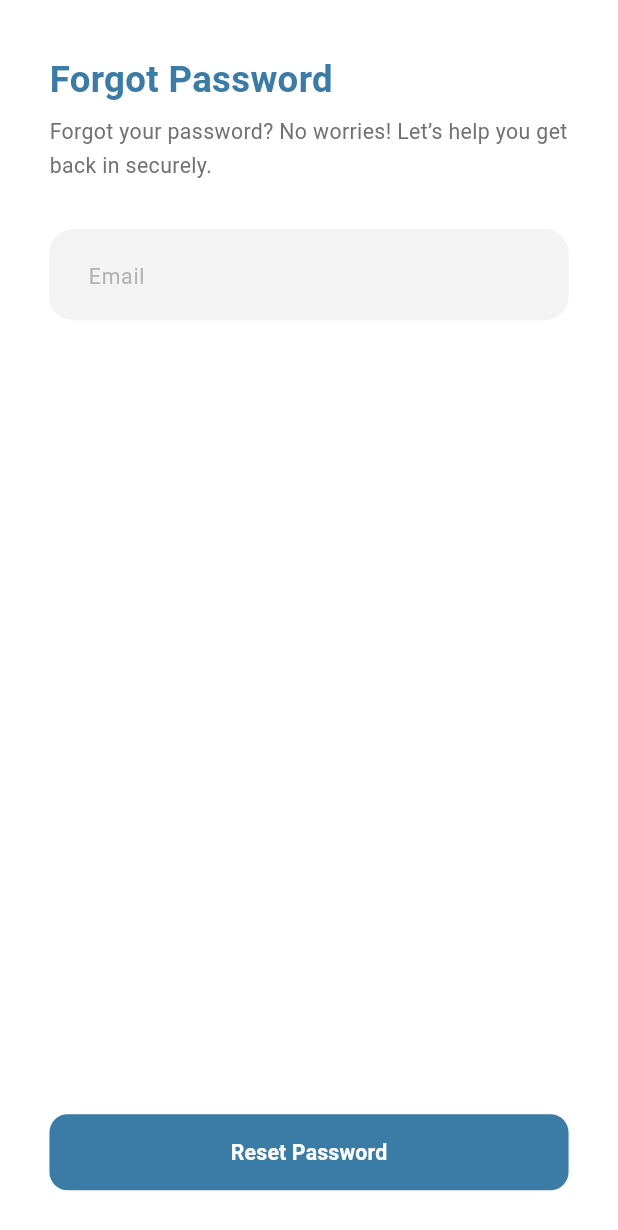
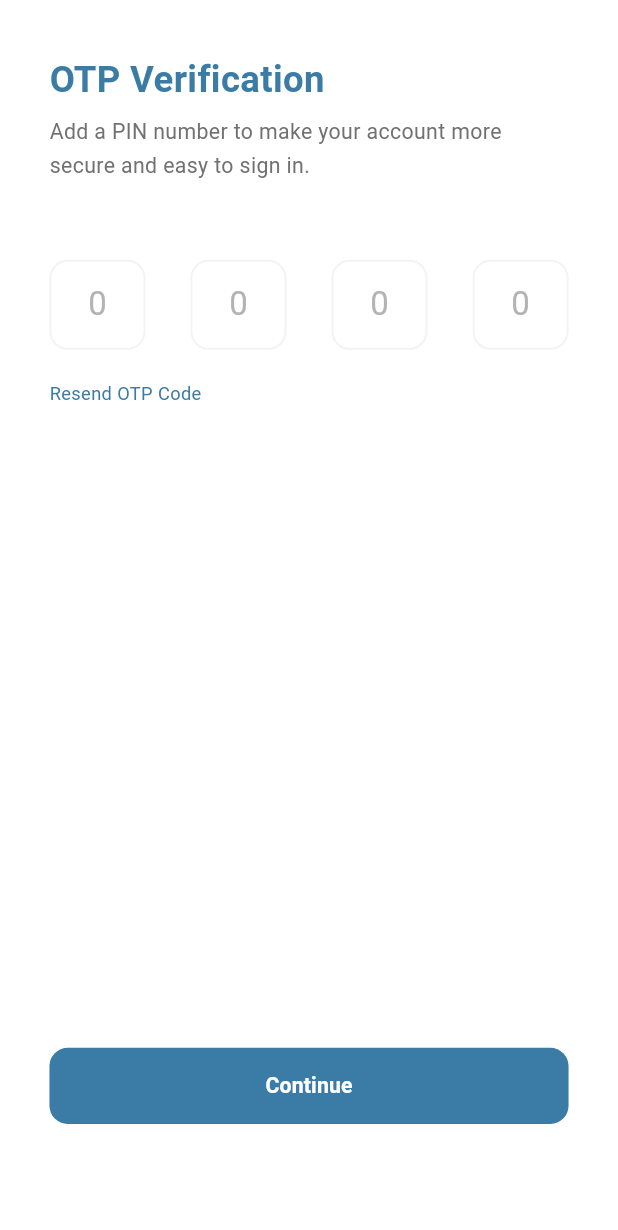
Before and after one commit to marcelino-tharwat/sanda, a Flutter app: the ForgetPasswordScreen screen opened by its route, after a tap on "Reset Password", on a phone screen of 412 x 824 dp. Shown: the top 1230 px of the screen. Run offline on Flutter 3.47's test engine with Material 3 defaults, Android fonts, the phone set to English and light mode, and no system bars; our stand-ins replace flutter_screenutil, go_router.

Commit message:
create OTP screen - otp form filed

```diff
--- a/lib/core/routing/app_router.dart
+++ b/lib/core/routing/app_router.dart
@@ -1,8 +1,9 @@
 import 'package:flutter/material.dart';
 import 'package:go_router/go_router.dart';
 import 'package:sanda/core/routing/routes.dart';
-import 'package:sanda/features/auth/forget_password.dart/ui/forget_password_screen.dart';
+import 'package:sanda/features/auth/forget_password/ui/forget_password_screen.dart';
 import 'package:sanda/features/auth/login/ui/login_screen.dart';
+import 'package:sanda/features/auth/otp/ui/otp_screen.dart';
 import 'package:sanda/features/on_bording/ui/on_bording_screen.dart';
 import 'package:sanda/features/auth/sign_up/ui/sign_up_screen.dart';
 import 'package:sanda/features/who_are_you/ui/who_are_you_screen.dart';
@@ -39,6 +40,12 @@ final GoRouter router = GoRouter(
             return const ForgetPasswordScreen();
           },
         ),
+                GoRoute(
+          path: Routes.otpScreen,
+          builder: (BuildContext context, GoRouterState state) {
+            return const OtpScreen();
+          },
+        ),
       ],
     ),
   ],
--- a/lib/core/routing/routes.dart
+++ b/lib/core/routing/routes.dart
@@ -1,7 +1,9 @@
+
 class Routes {
   static const loginScreen = '/loginScreen';
   static const signUpScreen = '/signUpScreen';
   static const forgetPasswordScreen = '/forgetPasswordScreen';
+  static const otpScreen = '/otpScreen';
 
   static const whoAreYouScreen = '/whoAreYou';
 }
--- a/lib/features/auth/forget_password.dart/ui/forget_password_screen.dart
+++ b/lib/features/auth/forget_password/ui/forget_password_screen.dart
@@ -1,5 +1,7 @@
 import 'package:flutter/material.dart';
+import 'package:go_router/go_router.dart';
 import 'package:sanda/core/helper/spacer.dart';
+import 'package:sanda/core/routing/routes.dart';
 import 'package:sanda/core/theming/styles.dart';
 import 'package:flutter_screenutil/flutter_screenutil.dart';
 import 'package:sanda/core/widgets/app_form_text_filed.dart';
@@ -30,7 +32,9 @@ class ForgetPasswordScreen extends StatelessWidget {
             const Spacer(),
             AppTextButton(
               bottonText: 'Reset Password',
-              onPressed: () {},
+              onPressed: () {
+                GoRouter.of(context).push(Routes.otpScreen);
+              },
             )
           ],
         ),
--- /dev/null
+++ b/lib/features/auth/otp/ui/otp_screen.dart
@@ -0,0 +1,57 @@
+import 'package:flutter/material.dart';
+import 'package:flutter_screenutil/flutter_screenutil.dart';
+import 'package:sanda/core/helper/spacer.dart';
+import 'package:sanda/core/theming/styles.dart';
+import 'package:sanda/core/widgets/app_text_button.dart';
+import 'package:sanda/features/auth/otp/ui/widgets/otp_form.dart';
+
+class OtpScreen extends StatelessWidget {
+  const OtpScreen({super.key});
+  @override
+  Widget build(BuildContext context) {
+    return Scaffold(
+      body: SafeArea(
+        child: SizedBox(
+          width: double.infinity,
+          child: Padding(
+            padding: EdgeInsets.symmetric(horizontal: 30.w, vertical: 30.h),
+            child: SingleChildScrollView(
+              child: Column(
+                crossAxisAlignment: CrossAxisAlignment.start,
+                children: [
+                  Text(
+                    "OTP Verification",
+                    style: TextStyles.font24mainBlueBold.copyWith(height: 1.9),
+                  ),
+                  Text(
+                    "Add a PIN number to make your account more secure and easy to sign in.",
+                    style:
+                        TextStyles.font14darkGrayRegular.copyWith(height: 1.6),
+                  ),
+                  // const SizedBox(height: 16),
+                  //  SizedBox(height: MediaQuery.of(context).size.height * 0.1),
+                  verticalSpace(50),
+                  const OtpForm(),
+                  verticalSpace(16),
+
+                  Text(
+                    "Resend OTP Code",
+                    style: TextStyles.font12mainBlueRegular,
+                  ),
+
+                  SizedBox(height: MediaQuery.of(context).size.height * 0.49),
+
+                  verticalSpace(24),
+                  AppTextButton(
+                    bottonText: 'Continue',
+                    onPressed: () {},
+                  ),
+                ],
+              ),
+            ),
+          ),
+        ),
+      ),
+    );
+  }
+}
--- /dev/null
+++ b/lib/features/auth/otp/ui/widgets/otp_filed.dart
@@ -0,0 +1,42 @@
+import 'package:flutter/material.dart';
+import 'package:flutter/services.dart';
+import 'package:sanda/core/theming/colors.dart';
+
+class OtpFiled extends StatelessWidget {
+  const OtpFiled({super.key});
+
+  @override
+  Widget build(BuildContext context) {
+    return   SizedBox(
+                height: 64,
+                width: 64,
+                child: TextFormField(
+                  onSaved: (pin) {},
+                  onChanged: (pin) {
+                    if (pin.isNotEmpty) {
+                      FocusScope.of(context).nextFocus();
+                    }
+                  },
+                  textInputAction: TextInputAction.next,
+                  keyboardType: TextInputType.number,
+                  inputFormatters: [
+                    LengthLimitingTextInputFormatter(1),
+                    FilteringTextInputFormatter.digitsOnly,
+                  ],
+                  style: Theme.of(context).textTheme.titleLarge,
+                  textAlign: TextAlign.center,
+                  decoration: const InputDecoration(
+                      hintText: "0",
+                      hintStyle: TextStyle(color: ColorsManager.gray),
+                      border: authOutlineInputBorder,
+                      enabledBorder: authOutlineInputBorder,
+                      focusedBorder: authOutlineInputBorder),
+                ),
+              );
+  }
+}
+
+const authOutlineInputBorder = OutlineInputBorder(
+  borderSide: BorderSide(color: ColorsManager.wightGray, width: 1.3),
+  borderRadius: BorderRadius.all(Radius.circular(12)),
+);
--- /dev/null
+++ b/lib/features/auth/otp/ui/widgets/otp_form.dart
@@ -0,0 +1,20 @@
+import 'package:flutter/material.dart';
+import 'package:sanda/features/auth/otp/ui/widgets/otp_filed.dart';
+
+class OtpForm extends StatelessWidget {
+  const OtpForm({super.key});
+
+  @override
+  Widget build(BuildContext context) {
+    return const Form(
+      child: Column(
+        children: [
+          Row(
+            mainAxisAlignment: MainAxisAlignment.spaceBetween,
+            children: [OtpFiled(), OtpFiled(), OtpFiled(), OtpFiled()],
+          ),
+        ],
+      ),
+    );
+  }
+}
```
